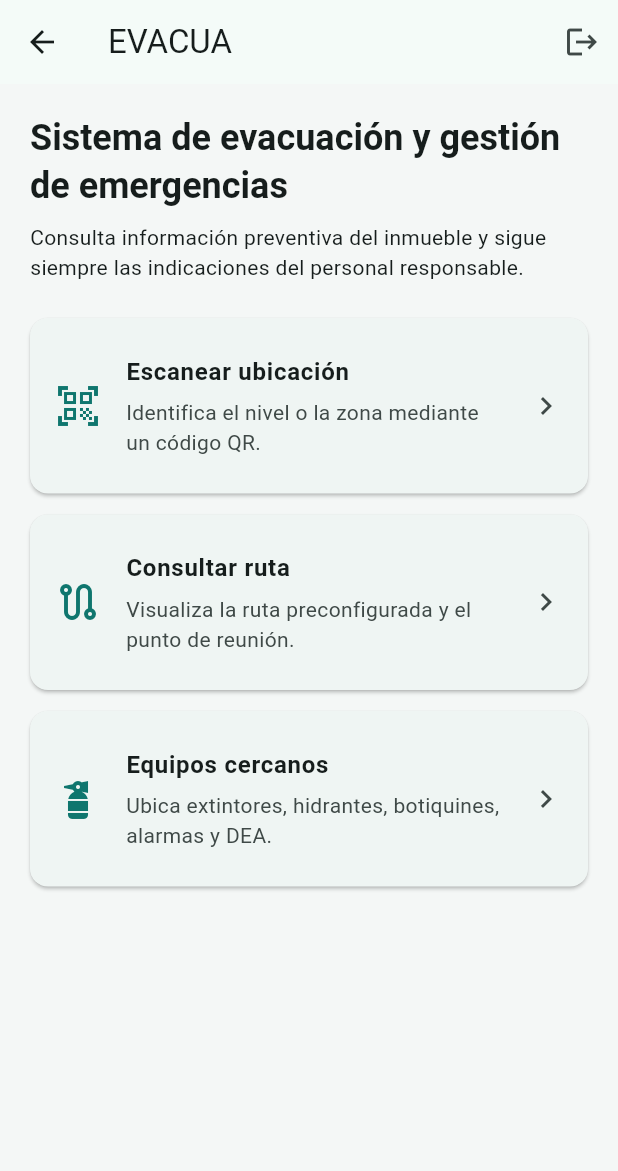
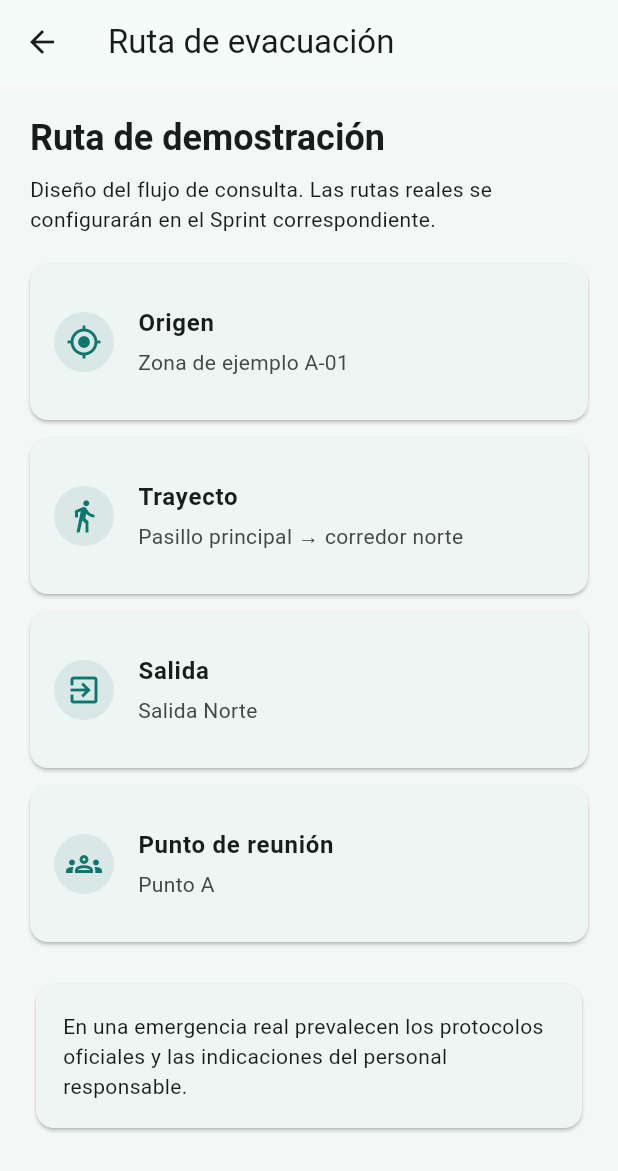
Before and after one commit to cocobongo2112/EVACUA, a Flutter app: the HomeScreen screen opened by its route, after a tap on "Consultar ruta", on a phone screen of 412 x 824 dp. Shown: the top 1171 px of the screen. Run offline on Flutter 3.47's test engine with Material 3 defaults, Android fonts, the phone set to English and light mode, and no system bars; our stand-ins replace firebase_auth, firebase_core; accounts and stored records are empty.

Commit message:
feat(ui): completar prototipo navegable del sprint 2

```diff
--- a/app/lib/routes/app_routes.dart
+++ b/app/lib/routes/app_routes.dart
@@ -1,20 +1,35 @@
 import 'package:flutter/material.dart';
 
+import '../screens/emergency/emergency_screen.dart';
+import '../screens/equipment/emergency_equipment_screen.dart';
 import '../screens/home/home_screen.dart';
 import '../screens/login/login_screen.dart';
+import '../screens/qr/qr_scanner_screen.dart';
 import '../screens/register/register_screen.dart';
+import '../screens/route/evacuation_route_screen.dart';
 import '../screens/welcome/welcome_screen.dart';
+import '../screens/zone/my_zone_screen.dart';
 
 class AppRoutes {
   static const String welcome = '/';
   static const String login = '/login';
   static const String register = '/register';
   static const String home = '/home';
+  static const String qrScanner = '/qr';
+  static const String myZone = '/zone';
+  static const String evacuationRoute = '/route';
+  static const String emergency = '/emergency';
+  static const String equipment = '/equipment';
 
   static Map<String, WidgetBuilder> get routes => {
         welcome: (_) => const WelcomeScreen(),
         login: (_) => const LoginScreen(),
         register: (_) => const RegisterScreen(),
         home: (_) => const HomeScreen(),
+        qrScanner: (_) => const QrScannerScreen(),
+        myZone: (_) => const MyZoneScreen(),
+        evacuationRoute: (_) => const EvacuationRouteScreen(),
+        emergency: (_) => const EmergencyScreen(),
+        equipment: (_) => const EmergencyEquipmentScreen(),
       };
 }
--- a/app/lib/screens/home/home_screen.dart
+++ b/app/lib/screens/home/home_screen.dart
@@ -24,38 +24,64 @@ class HomeScreen extends StatelessWidget {
           IconButton(
             tooltip: 'Cerrar sesión',
             onPressed: () => _logout(context),
-              icon: const Icon(Icons.logout))
+            icon: const Icon(Icons.logout),
+          ),
         ],
       ),
       body: ListView(
         padding: const EdgeInsets.all(20),
         children: [
-          Text('Sistema de evacuación y gestión de emergencias',
+          Text(
+            'Sistema de evacuación y gestión de emergencias',
             style: Theme.of(context)
                 .textTheme
                 .headlineSmall
-                  ?.copyWith(fontWeight: FontWeight.bold)),
+                ?.copyWith(fontWeight: FontWeight.bold),
+          ),
+          const SizedBox(height: 8),
+          Text(
+            'Prototipo navegable · Sprint 2',
+            style: Theme.of(context).textTheme.labelLarge?.copyWith(
+                  color: Theme.of(context).colorScheme.primary,
+                  fontWeight: FontWeight.w700,
+                ),
+          ),
           const SizedBox(height: 8),
           const Text(
-              'Consulta información preventiva del inmueble y sigue siempre las indicaciones del personal responsable.'),
+            'Explora las pantallas principales. Las funciones reales de QR, rutas y emergencias se integrarán en los Sprints definidos en la planeación.',
+          ),
           const SizedBox(height: 24),
           _HomeCard(
             icon: Icons.qr_code_scanner,
             title: 'Escanear ubicación',
-              subtitle: 'Identifica el nivel o la zona mediante un código QR.',
-              onTap: () {}),
+            subtitle: 'Prototipo de lectura de código QR.',
+            onTap: () => Navigator.pushNamed(context, AppRoutes.qrScanner),
+          ),
+          _HomeCard(
+            icon: Icons.location_on_outlined,
+            title: 'Mi zona',
+            subtitle: 'Pantalla de zona y plano del inmueble.',
+            onTap: () => Navigator.pushNamed(context, AppRoutes.myZone),
+          ),
           _HomeCard(
             icon: Icons.route_outlined,
             title: 'Consultar ruta',
-              subtitle:
-                  'Visualiza la ruta preconfigurada y el punto de reunión.',
-              onTap: () {}),
+            subtitle: 'Prototipo de ruta, salida y punto de reunión.',
+            onTap: () =>
+                Navigator.pushNamed(context, AppRoutes.evacuationRoute),
+          ),
+          _HomeCard(
+            icon: Icons.warning_amber_rounded,
+            title: 'Modo de emergencia',
+            subtitle: 'Selección visual del tipo de emergencia.',
+            onTap: () => Navigator.pushNamed(context, AppRoutes.emergency),
+          ),
           _HomeCard(
             icon: Icons.fire_extinguisher,
-              title: 'Equipos cercanos',
-              subtitle:
-                  'Ubica extintores, hidrantes, botiquines, alarmas y DEA.',
-              onTap: () {}),
+            title: 'Equipos de emergencia',
+            subtitle: 'Prototipo de recursos y equipos disponibles.',
+            onTap: () => Navigator.pushNamed(context, AppRoutes.equipment),
+          ),
         ],
       ),
     );
@@ -79,9 +105,12 @@ class _HomeCard extends StatelessWidget {
       margin: const EdgeInsets.only(bottom: 14),
       child: ListTile(
         contentPadding: const EdgeInsets.all(16),
-        leading:
-            Icon(icon, size: 32, color: Theme.of(context).colorScheme.primary),
-        title: Text(title, style: const TextStyle(fontWeight: FontWeight.w600)),
+        leading: CircleAvatar(
+          backgroundColor:
+              Theme.of(context).colorScheme.primary.withValues(alpha: 0.10),
+          child: Icon(icon, color: Theme.of(context).colorScheme.primary),
+        ),
+        title: Text(title, style: const TextStyle(fontWeight: FontWeight.w700)),
         subtitle: Padding(
             padding: const EdgeInsets.only(top: 5), child: Text(subtitle)),
         trailing: const Icon(Icons.chevron_right),
--- /dev/null
+++ b/app/lib/screens/route/evacuation_route_screen.dart
@@ -0,0 +1,74 @@
+import 'package:flutter/material.dart';
+
+class EvacuationRouteScreen extends StatelessWidget {
+  const EvacuationRouteScreen({super.key});
+
+  @override
+  Widget build(BuildContext context) {
+    return Scaffold(
+      appBar: AppBar(title: const Text('Ruta de evacuación')),
+      body: ListView(
+        padding: const EdgeInsets.all(20),
+        children: [
+          Text('Ruta de demostración',
+              style: Theme.of(context)
+                  .textTheme
+                  .headlineSmall
+                  ?.copyWith(fontWeight: FontWeight.bold)),
+          const SizedBox(height: 8),
+          const Text(
+              'Diseño del flujo de consulta. Las rutas reales se configurarán en el Sprint correspondiente.'),
+          const SizedBox(height: 20),
+          const _RouteStep(
+              icon: Icons.my_location,
+              title: 'Origen',
+              value: 'Zona de ejemplo A-01'),
+          const _RouteStep(
+              icon: Icons.directions_walk,
+              title: 'Trayecto',
+              value: 'Pasillo principal → corredor norte'),
+          const _RouteStep(
+              icon: Icons.exit_to_app, title: 'Salida', value: 'Salida Norte'),
+          const _RouteStep(
+              icon: Icons.groups_outlined,
+              title: 'Punto de reunión',
+              value: 'Punto A'),
+          const SizedBox(height: 12),
+          const Card(
+            child: Padding(
+              padding: EdgeInsets.all(18),
+              child: Text(
+                  'En una emergencia real prevalecen los protocolos oficiales y las indicaciones del personal responsable.'),
+            ),
+          ),
+        ],
+      ),
+    );
+  }
+}
+
+class _RouteStep extends StatelessWidget {
+  const _RouteStep(
+      {required this.icon, required this.title, required this.value});
+  final IconData icon;
+  final String title;
+  final String value;
+
+  @override
+  Widget build(BuildContext context) {
+    final primary = Theme.of(context).colorScheme.primary;
+    return Card(
+      margin: const EdgeInsets.only(bottom: 12),
+      child: ListTile(
+        contentPadding: const EdgeInsets.all(16),
+        leading: CircleAvatar(
+          backgroundColor: primary.withValues(alpha: 0.10),
+          child: Icon(icon, color: primary),
+        ),
+        title: Text(title, style: const TextStyle(fontWeight: FontWeight.w700)),
+        subtitle:
+            Padding(padding: const EdgeInsets.only(top: 4), child: Text(value)),
+      ),
+    );
+  }
+}
```
Also changed, not shown: app/lib/screens/emergency/emergency_screen.dart (added, +83 -0 lines), app/lib/screens/equipment/emergency_equipment_screen.dart (added, +76 -0 lines), app/lib/screens/qr/qr_scanner_screen.dart (added, +67 -0 lines), app/lib/screens/zone/my_zone_screen.dart (added, +78 -0 lines), 2 other files. Lines whose indentation alone changed are shown as unchanged.
